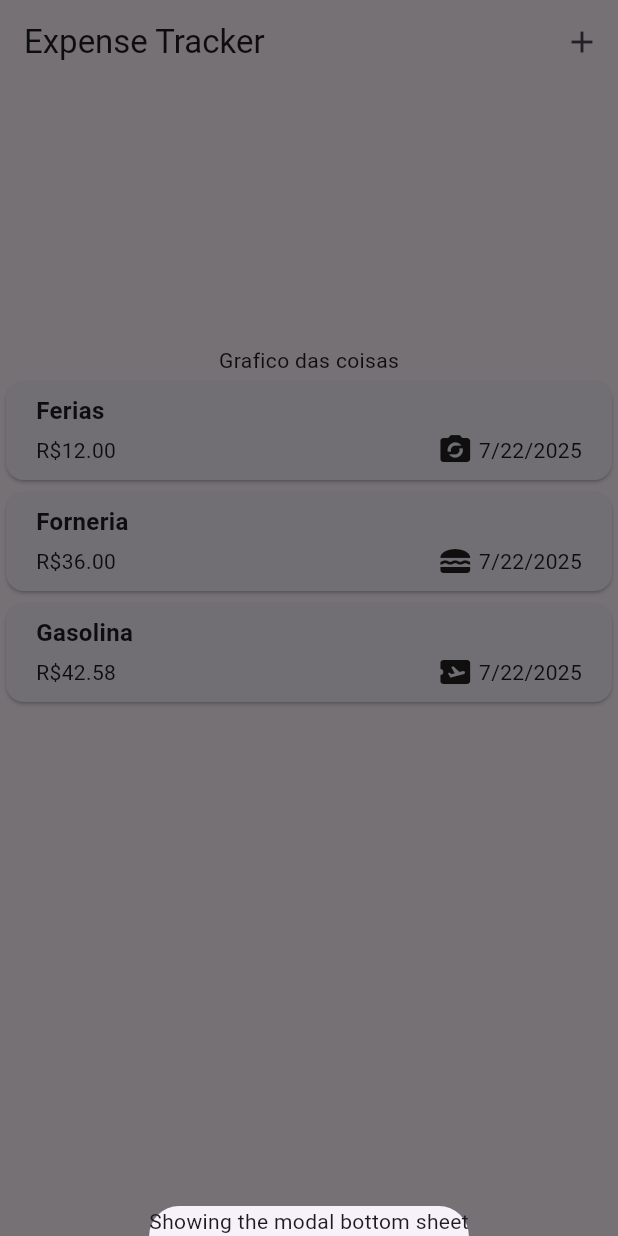
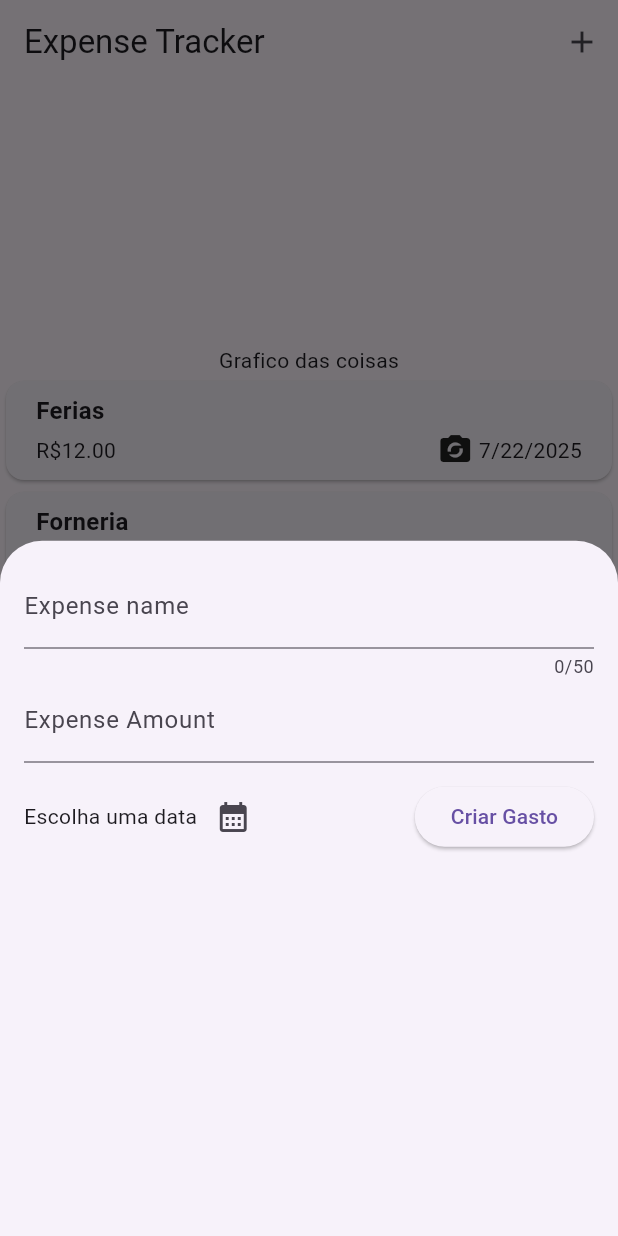
Before and after one commit to VitorMours/Expense-Tracker, a Flutter app: the screen it shows after launch, after a tap on the "add" icon, on a phone screen of 412 x 824 dp. Run offline on Flutter 3.47's test engine with Material 3 defaults, Android fonts, the phone set to English and light mode, and no system bars.

Commit message:
Adding the datepicker widget inside of the expense input widget

```diff
--- a/lib/expense_page.dart
+++ b/lib/expense_page.dart
@@ -1,3 +1,4 @@
+import 'package:expense_tracker/widgets/expense_input.dart';
 import 'package:expense_tracker/widgets/expense_list.dart';
 import 'package:flutter/material.dart';
 import 'models/expense.dart';
@@ -32,7 +33,9 @@ class _ExpensePage extends State<ExpensePage> {
   void _openAddExpenseOverlay() {
     showModalBottomSheet(
         context: context,
-        builder: (ctx) => Text("Showing the modal bottom sheet"));
+        builder: (BuildContext context) {
+          return ExpenseInput();
+        });
   }
 
   @override
--- /dev/null
+++ b/lib/widgets/expense_input.dart
@@ -0,0 +1,68 @@
+import "package:flutter/material.dart";
+
+class ExpenseInput extends StatefulWidget {
+  @override
+  State createState() => _ExpenseInputState();
+}
+
+class _ExpenseInputState extends State<ExpenseInput> {
+  TextEditingController nameController = TextEditingController();
+  TextEditingController amountController = TextEditingController();
+
+  @override
+  void dispose() {
+    super.dispose();
+    nameController.dispose();
+    amountController.dispose();
+  }
+
+  void _getDatePicker() {
+    final now = DateTime.now();
+    final last = DateTime(now.year + 1, now.month, now.day);
+    showDatePicker(
+        context: context, initialDate: now, firstDate: now, lastDate: last);
+  }
+
+  void _createExpense() {}
+
+  @override
+  Widget build(BuildContext context) {
+    return Padding(
+        padding: const EdgeInsets.all(16),
+        child: Column(children: [
+          TextField(
+            controller: nameController,
+            maxLength: 50,
+            decoration: const InputDecoration(label: Text("Expense name")),
+            keyboardType: TextInputType.text,
+          ),
+          TextField(
+              controller: amountController,
+              decoration: const InputDecoration(
+                  prefixText: "\$ ", label: Text("Expense Amount")),
+              keyboardType: TextInputType.number),
+          Padding(
+            padding: const EdgeInsets.symmetric(vertical: 12),
+            child: Row(
+              crossAxisAlignment: CrossAxisAlignment.center,
+              mainAxisAlignment: MainAxisAlignment.spaceBetween,
+              children: [
+                Row(
+                  mainAxisAlignment: MainAxisAlignment.end,
+                  crossAxisAlignment: CrossAxisAlignment.center,
+                  children: [
+                    const Text("Escolha uma data"),
+                    IconButton(
+                        tooltip: "Escolha a data da despesa",
+                        onPressed: _getDatePicker,
+                        icon: const Icon(Icons.calendar_month)),
+                  ],
+                ),
+                ElevatedButton(
+                    onPressed: _createExpense, child: const Text("Criar Gasto"))
+              ],
+            ),
+          )
+        ]));
+  }
+}
```
